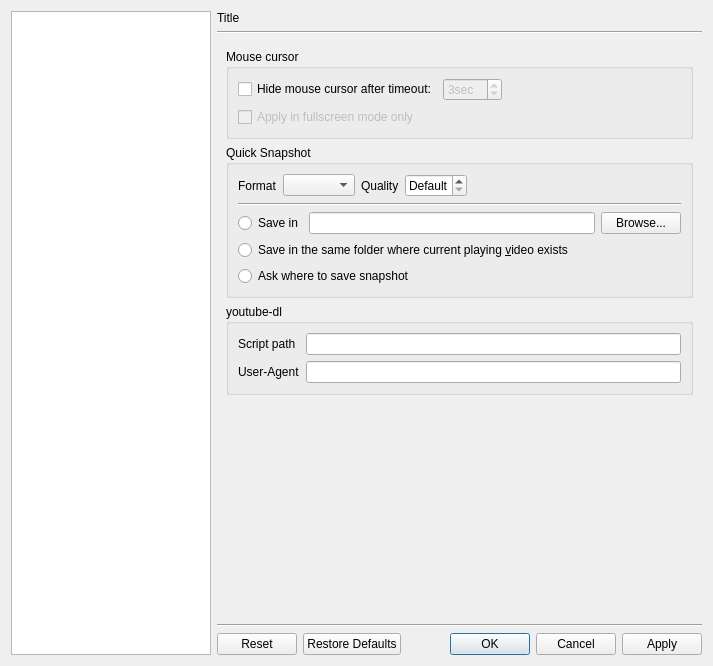
Above: src/cmplayer/ui/prefdialog.ui from bylee20/bomi before the change. Below: the same form after it.
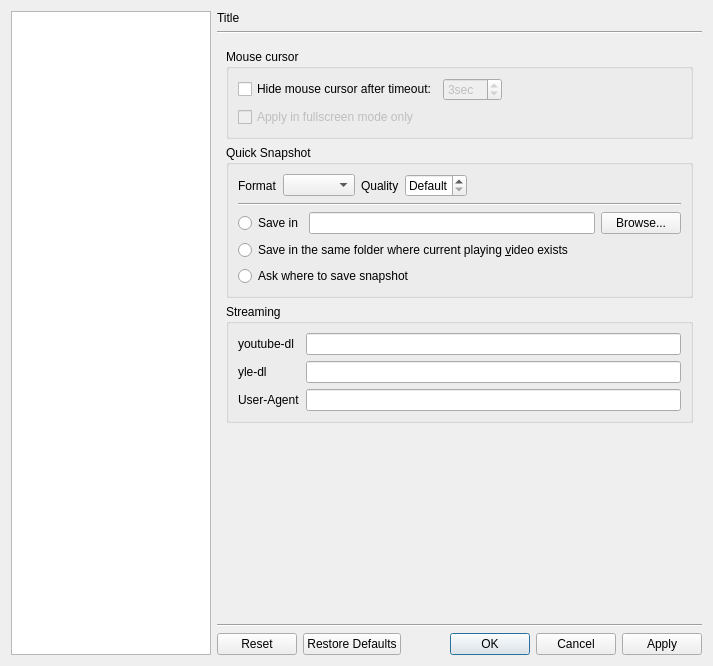
That is the form after the change. The open tabs and pages were chosen to show the change. Icons and pictures are not drawn. Custom widgets are drawn as their Qt base class.

Commit message: * New: yle-dl script support (#166)

The edit to the form file:
```diff
--- a/src/cmplayer/ui/prefdialog.ui
+++ b/src/cmplayer/ui/prefdialog.ui
@@ -319,29 +319,39 @@
          <item>
           <widget class="QGroupBox" name="groupBox_34">
            <property name="title">
-            <string notr="true">youtube-dl</string>
+            <string notr="true">Streaming</string>
            </property>
            <layout class="QFormLayout" name="formLayout_21">
             <item row="0" column="0">
              <widget class="QLabel" name="label_25">
               <property name="text">
-               <string>Script path</string>
+               <string>youtube-dl</string>
               </property>
              </widget>
             </item>
             <item row="0" column="1">
              <widget class="QLineEdit" name="yt_program"/>
             </item>
-            <item row="1" column="0">
+            <item row="2" column="0">
              <widget class="QLabel" name="label_59">
               <property name="text">
                <string notr="true">User-Agent</string>
               </property>
              </widget>
             </item>
-            <item row="1" column="1">
+            <item row="2" column="1">
              <widget class="QLineEdit" name="yt_user_agent"/>
             </item>
+            <item row="1" column="1">
+             <widget class="QLineEdit" name="yle_program"/>
+            </item>
+            <item row="1" column="0">
+             <widget class="QLabel" name="label">
+              <property name="text">
+               <string>yle-dl</string>
+              </property>
+             </widget>
+            </item>
            </layout>
           </widget>
          </item>
```
Left out of the diff: 57 changed lines with no effect on the pictures. The commit also changes 11 other files.
